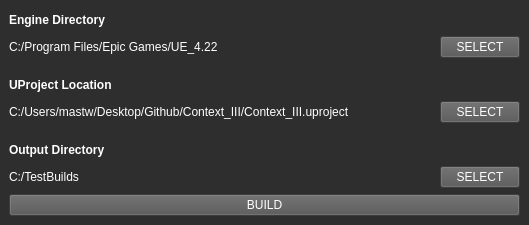
The window that mainwindow.ui (Wesselmast/UnrealBuilds) describes before a commit, drawn with Qt 5.
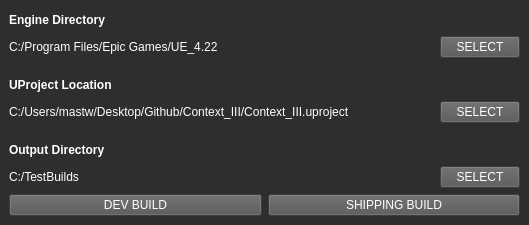
The same window after the commit.

Commit message: Added dev and shipping options

What changed in the file:
```diff
--- a/mainwindow.ui
+++ b/mainwindow.ui
@@ -237,14 +237,28 @@
        </layout>
       </item>
       <item>
+       <layout class="QHBoxLayout" name="horizontalLayout_5">
+        <item>
        <widget class="QPushButton" name="pushButton">
         <property name="styleSheet">
          <string notr="true">background-color: #555555</string>
         </property>
         <property name="text">
-         <string>BUILD</string>
-        </property>
-       </widget>
+           <string>DEV BUILD</string>
+          </property>
+         </widget>
+        </item>
+        <item>
+         <widget class="QPushButton" name="pushButton_3">
+          <property name="styleSheet">
+           <string notr="true">background-color: #555555</string>
+          </property>
+          <property name="text">
+           <string>SHIPPING BUILD</string>
+          </property>
+         </widget>
+        </item>
+       </layout>
       </item>
      </layout>
     </item>
```
Lines whose indentation alone changed are shown as unchanged. The commit also changes 4 other files.
